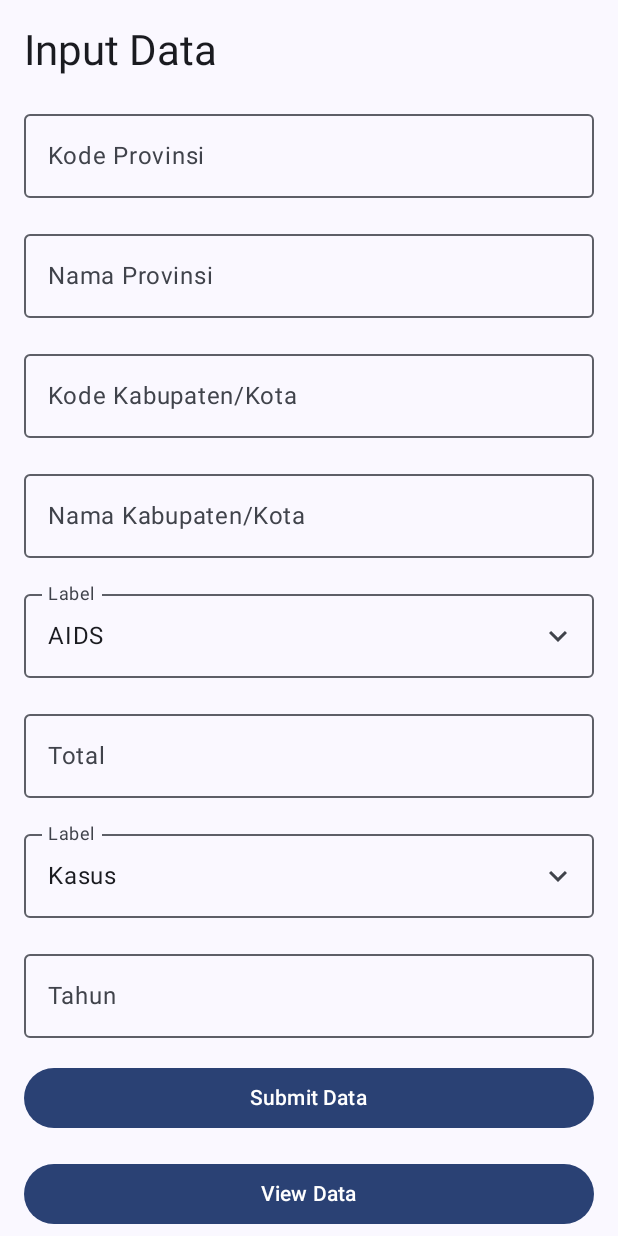
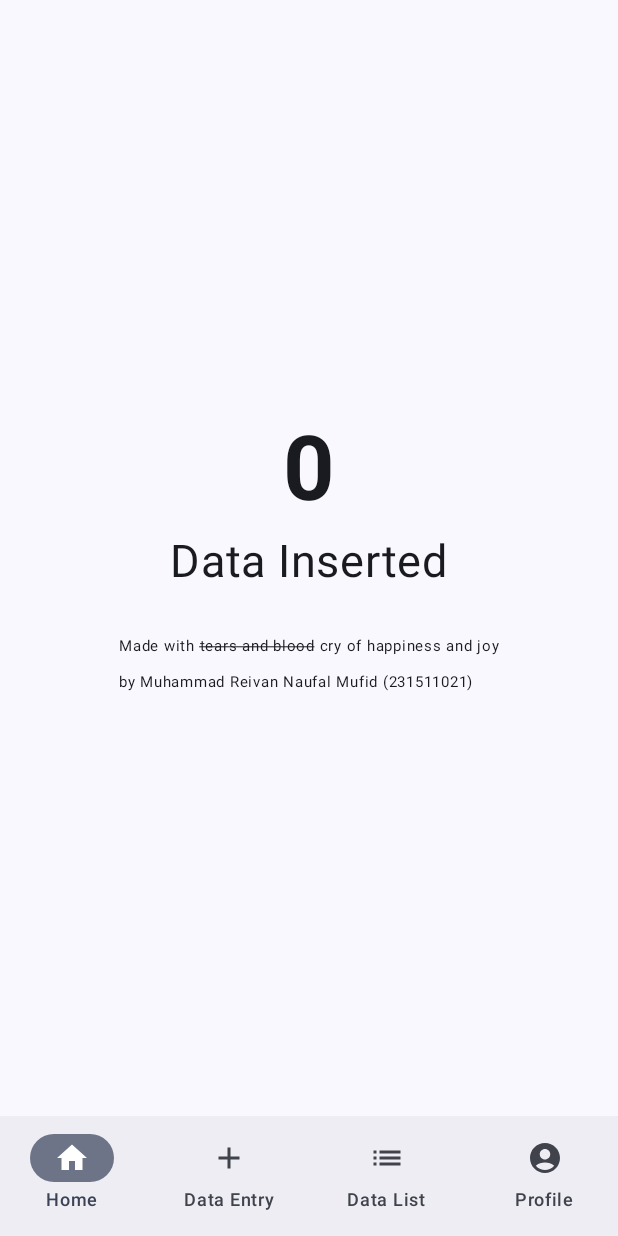
Before and after one commit to ReivnNaufl/Proyek-4-Assignment-Muhammad-Reivan, an Android app built with Jetpack Compose: the screen it shows after launch (MainActivity), on a phone screen of 412 x 824 dp. Run offline under Robolectric (Android 15) with nearby library versions, the light colour scheme and no system bars; our stand-ins replace Room's generated code, livedata-compose.

Commit message:
Final commit for 2nd week

```diff
--- a/app/build.gradle
+++ b/app/build.gradle
@@ -49,6 +49,10 @@ dependencies {
     implementation libs.material3
     implementation libs.ui.tooling.preview
     implementation libs.androidx.runtime.livedata
+    implementation libs.androidx.foundation.layout
+    implementation libs.androidx.foundation.layout
+    implementation libs.androidx.foundation.layout
+    implementation libs.androidx.foundation.layout
     debugImplementation libs.ui.tooling
 
     // Navigation Compose
--- /dev/null
+++ b/app/src/main/java/com/example/p4w1/App.kt
@@ -0,0 +1,144 @@
+package com.example.p4w1
+
+import android.content.Context
+import android.content.Intent
+import androidx.compose.foundation.layout.padding
+import androidx.compose.material.icons.Icons
+import androidx.compose.material.icons.filled.AccountCircle
+import androidx.compose.material.icons.filled.Add
+import androidx.compose.material.icons.filled.Home
+import androidx.compose.material.icons.filled.List
+import androidx.compose.material.icons.filled.ShoppingCart
+import androidx.compose.material3.Icon
+import androidx.compose.material3.NavigationBar
+import androidx.compose.material3.NavigationBarItem
+import androidx.compose.material3.R
+import androidx.compose.material3.Scaffold
+import androidx.compose.material3.Text
+import androidx.compose.runtime.Composable
+import androidx.compose.runtime.getValue
+import androidx.compose.ui.Modifier
+import androidx.compose.ui.platform.LocalContext
+import androidx.compose.ui.res.stringResource
+import androidx.compose.ui.tooling.preview.Preview
+import androidx.lifecycle.ViewModelProvider
+import androidx.navigation.NavGraph.Companion.findStartDestination
+import androidx.navigation.NavHostController
+import androidx.navigation.NavType
+import androidx.navigation.compose.NavHost
+import androidx.navigation.compose.composable
+import androidx.navigation.compose.currentBackStackEntryAsState
+import androidx.navigation.compose.rememberNavController
+import androidx.navigation.navArgument
+import com.example.p4w1.ui.navigation.*
+import com.example.p4w1.ui.screen.*
+import com.example.p4w1.ui.screen.data_entry.DataEntryScreen
+import com.example.p4w1.ui.screen.data_list.DataListScreen
+import com.example.p4w1.ui.screen.edit.EditScreen
+import com.example.p4w1.ui.screen.home.HomeScreen
+import com.example.p4w1.ui.screen.home.ProfileScreen
+import com.example.p4w1.viewmodel.DataViewModel
+import com.example.p4w1.viewmodel.ProfileViewModel
+
+@Composable
+fun MainApp(
+    modifier: Modifier = Modifier,
+    navController: NavHostController = rememberNavController(),
+    viewModel: DataViewModel,
+    profileViewModel: ProfileViewModel
+) {
+    val navBackStackEntry by navController.currentBackStackEntryAsState()
+    val currentRoute = navBackStackEntry?.destination?.route
+
+    Scaffold(
+        bottomBar = {
+            BottomBar(navController)
+        },
+        modifier = modifier
+    ) { innerPadding ->
+        NavHost(
+            navController = navController,
+            startDestination = Screen.Home.route,
+            modifier = Modifier.padding(innerPadding)
+        ) {
+
+            composable(Screen.DataEntry.route) {
+                DataEntryScreen(navController = navController, viewModel = viewModel)
+            }
+            composable(Screen.DataList.route) {
+                DataListScreen(navController = navController, viewModel = viewModel)
+            }
+            composable(
+                route = "edit/{id}",
+                arguments = listOf(navArgument("id") { type = NavType.IntType })
+            ) { backStackEntry ->
+                val id = backStackEntry.arguments?.getInt("id") ?: 0
+                EditScreen(navController = navController, viewModel = viewModel, dataId = id)
+            }
+            composable(Screen.Home.route){
+                HomeScreen(navController = navController, viewModel = viewModel)
+            }
+            composable(Screen.Profile.route){
+                ProfileScreen(navController = navController, viewModel = profileViewModel, )
+            }
+        }
+    }
+}
+
+
+@Composable
+public fun BottomBar(
+    navController: NavHostController,
+    modifier: Modifier = Modifier
+) {
+    NavigationBar(
+        modifier = modifier,
+    ) {
+        val navBackStackEntry by navController.currentBackStackEntryAsState()
+        val currentRoute = navBackStackEntry?.destination?.route
+        val navigationItems = listOf(
+            NavigationItem(
+                title = "Home",
+                icon = Icons.Default.Home,
+                screen = Screen.Home
+            ),
+            NavigationItem(
+                title = "Data Entry",
+                icon = Icons.Default.Add,
+                screen = Screen.DataEntry
+            ),
+            NavigationItem(
+                title = "Data List",
+                icon = Icons.Default.List,
+                screen = Screen.DataList
+            ),
+            NavigationItem(
+                title = "Profile",
+                icon = Icons.Default.AccountCircle,
+                screen = Screen.Profile
+            )
+        )
+        navigationItems.map { item ->
+            NavigationBarItem(
+                icon = {
+                    Icon(
+                        imageVector = item.icon,
+                        contentDescription = item.title
+                    )
+                },
+                label = { Text(item.title) },
+//                selected = false,
+                selected = currentRoute == item.screen.route,
+                onClick = {
+                    navController.navigate(item.screen.route) {
+                        popUpTo(navController.graph.findStartDestination().id) {
+                            saveState = true
+                        }
+                        restoreState = true
+                        launchSingleTop = true
+                    }
+                }
+            )
+        }
+    }
+}
--- a/app/src/main/java/com/example/p4w1/MainActivity.kt
+++ b/app/src/main/java/com/example/p4w1/MainActivity.kt
@@ -3,20 +3,28 @@ package com.example.p4w1
 import android.os.Bundle
 import androidx.activity.ComponentActivity
 import androidx.activity.compose.setContent
+import androidx.activity.viewModels
+import androidx.compose.material3.Scaffold
+import androidx.lifecycle.ViewModelProvider
 import androidx.lifecycle.viewmodel.compose.viewModel
+import androidx.navigation.NavController
+import androidx.navigation.compose.rememberNavController
 import com.example.p4w1.ui.navigation.AppNavHost
 import com.example.p4w1.ui.theme.P4W1Theme
 import com.example.p4w1.viewmodel.DataViewModel
+import com.example.p4w1.viewmodel.ProfileViewModel
 
 class MainActivity : ComponentActivity() {
+    private val viewModel: DataViewModel by viewModels()
+    private val profileViewModel: ProfileViewModel by viewModels()
+
     override fun onCreate(savedInstanceState: Bundle?) {
         super.onCreate(savedInstanceState)
         setContent {
             P4W1Theme {
-                // Inisialisasi ViewModel
-                val dataViewModel: DataViewModel = viewModel()
-                // Menampilkan Navigation Host
-                AppNavHost(viewModel = dataViewModel)
+                MainApp(viewModel = viewModel,
+                    profileViewModel = profileViewModel
+                )
             }
         }
     }
--- a/app/src/main/java/com/example/p4w1/data/AppDatabase.kt
+++ b/app/src/main/java/com/example/p4w1/data/AppDatabase.kt
@@ -5,7 +5,7 @@ import androidx.room.Database
 import androidx.room.Room
 import androidx.room.RoomDatabase
 
-@Database(entities = [DataEntity::class], version = 1, exportSchema = false)
+@Database(entities = [DataEntity::class, DataProfile::class], version = 2, exportSchema = false)
 abstract class AppDatabase : RoomDatabase() {
     abstract fun dataDao(): DataDao
     abstract fun profileDao(): ProfileDao
@@ -20,7 +20,8 @@ abstract class AppDatabase : RoomDatabase() {
                     context.applicationContext,
                     AppDatabase::class.java,
                     "app_database"
-                ).build()
+                ).fallbackToDestructiveMigration()
+                .build()
                 INSTANCE = instance
                 instance
             }
--- a/app/src/main/java/com/example/p4w1/data/DataDao.kt
+++ b/app/src/main/java/com/example/p4w1/data/DataDao.kt
@@ -20,4 +20,7 @@ interface DataDao {
 
     @Delete
     suspend fun delete(data: DataEntity)
+
+    @Query("SELECT COUNT(*) FROM data_table")
+    suspend fun getRowCount(): Int
 }
--- a/app/src/main/java/com/example/p4w1/data/DataProfile.kt
+++ b/app/src/main/java/com/example/p4w1/data/DataProfile.kt
@@ -4,10 +4,9 @@ import androidx.room.Entity
 import androidx.room.PrimaryKey
 
 @Entity(tableName = "data_profile")
-class DataProfile (
-    @PrimaryKey(autoGenerate = true)
-    val id: Int = 0,
-    val username: String,
-    val uid: String,
-    val email: String
+data class DataProfile (
+    @PrimaryKey val id: Int = 1,
+    var username: String = "Muhammad Reivan Naufal Mufid",
+    var uid: String = "231511021",
+    var email: String = "muhammad.reivan.tif23@polban.ac.id"
 )
--- a/app/src/main/java/com/example/p4w1/data/ProfileDao.kt
+++ b/app/src/main/java/com/example/p4w1/data/ProfileDao.kt
@@ -20,4 +20,7 @@ interface ProfileDao {
 
     @Delete
     suspend fun delete(data: DataProfile)
+
+    @Query("SELECT * FROM data_profile WHERE id = 1 LIMIT 1")
+    suspend fun getProfile(): DataProfile?
 }
--- a/app/src/main/java/com/example/p4w1/ui/navigation/AppNavHost.kt
+++ b/app/src/main/java/com/example/p4w1/ui/navigation/AppNavHost.kt
@@ -10,8 +10,10 @@ import com.example.p4w1.ui.screen.data_entry.DataEntryScreen
 import com.example.p4w1.ui.screen.data_list.DataListScreen
 import com.example.p4w1.ui.screen.edit.EditScreen
 import com.example.p4w1.viewmodel.DataViewModel
+import com.example.p4w1.viewmodel.ProfileViewModel
+
 @Composable
-fun AppNavHost(viewModel: DataViewModel) {
+fun AppNavHost(viewModel: DataViewModel, viewModelProfile: ProfileViewModel) {
     val navController = rememberNavController()
 
     NavHost(navController = navController, startDestination = "form") {
--- a/app/src/main/java/com/example/p4w1/ui/navigation/Screen.kt
+++ b/app/src/main/java/com/example/p4w1/ui/navigation/Screen.kt
@@ -2,9 +2,8 @@ package com.example.p4w1.ui.navigation
 
 sealed class Screen(val route: String) {
     object Home : Screen("home")
-    object Cart : Screen("cart")
+    object DataEntry : Screen("data_entry")
+    object DataList : Screen("data_list")
     object Profile : Screen("profile")
-    object DetailReward : Screen("home/{rewardId}") {
-        fun createRoute(rewardId: Long) = "home/$rewardId"
-    }
+    object EditData : Screen("edit")
 }
--- a/app/src/main/java/com/example/p4w1/ui/screen/data_entry/DataEntryScreen.kt
+++ b/app/src/main/java/com/example/p4w1/ui/screen/data_entry/DataEntryScreen.kt
@@ -30,6 +30,7 @@ import androidx.navigation.NavHostController
 import com.example.p4w1.viewmodel.DataViewModel
 import com.example.p4w1.data.JenisPenyakit
 import com.example.p4w1.data.Satuan
+import com.example.p4w1.ui.navigation.Screen
 
 @OptIn(ExperimentalMaterial3Api::class)
 @Composable
@@ -189,21 +190,11 @@ fun DataEntryScreen(navController: NavHostController, viewModel: DataViewModel)
                                 "Data berhasil ditambahkan!",
                                 Toast.LENGTH_SHORT
                             ).show()
-                            // Navigasi ke tampilan daftar data
-                            navController.navigate("list")
                         },
                         modifier = Modifier.fillMaxWidth()
                     ) {
                         Text("Submit Data")
                     }
-                    Button(
-                        onClick = {
-                            navController.navigate("list")
-                        },
-                        modifier = Modifier.fillMaxWidth()
-                    ) {
-                        Text("View Data")
-                    }
                 }
             }
         }
--- /dev/null
+++ b/app/src/main/java/com/example/p4w1/ui/screen/home/HomeScreen.kt
@@ -0,0 +1,70 @@
+package com.example.p4w1.ui.screen.home
+
+import androidx.compose.foundation.layout.Arrangement
+import androidx.compose.foundation.layout.Box
+import androidx.compose.foundation.layout.Column
+import androidx.compose.foundation.layout.Spacer
+import androidx.compose.foundation.layout.fillMaxSize
+import androidx.compose.foundation.layout.height
+import androidx.compose.material3.Text
+import androidx.compose.runtime.Composable
+import androidx.compose.runtime.LaunchedEffect
+import androidx.compose.runtime.getValue
+import androidx.compose.runtime.livedata.observeAsState
+import androidx.compose.runtime.mutableStateOf
+import androidx.compose.runtime.remember
+import androidx.compose.ui.unit.sp
+import androidx.navigation.NavHostController
+import com.example.p4w1.viewmodel.DataViewModel
+import androidx.compose.ui.Alignment
+import androidx.compose.ui.Modifier
+import androidx.compose.ui.text.SpanStyle
+import androidx.compose.ui.text.buildAnnotatedString
+import androidx.compose.ui.unit.dp
+import androidx.compose.ui.text.font.FontWeight
+import androidx.compose.ui.text.style.TextDecoration
+import androidx.compose.ui.text.withStyle
+import androidx.compose.ui.tooling.preview.Preview
+
+@Composable
+fun HomeScreen(navController: NavHostController, viewModel: DataViewModel){
+    val rowCount by viewModel.rowCount.observeAsState(0)
+
+    LaunchedEffect(Unit) {  // Fetch data when Composable launches
+        viewModel.fetchRowCount()
+    }
+
+    Box(
+        contentAlignment = Alignment.Center,
+        modifier = Modifier.fillMaxSize()
+
+    ) {
+        Column(
+            horizontalAlignment = Alignment.CenterHorizontally,
+            verticalArrangement = Arrangement.Center
+        ) {
+            Text(
+                text = rowCount.toString(),
+                fontSize = 60.sp,
+                fontWeight = FontWeight.Bold
+            )
+            Spacer(modifier = Modifier.height(8.dp))
+            Text(
+                text = "Data Inserted",
+                fontSize = 30.sp,
+                fontWeight = FontWeight.Normal
+            )
+            Spacer(modifier = Modifier.height(26.dp))
+            Text(
+                text = buildAnnotatedString {
+                    append("Made with ")
+                    withStyle(style = SpanStyle(textDecoration = TextDecoration.LineThrough)) {
+                        append("tears and blood")
+                    }
+                    append(" cry of happiness and joy\nby Muhammad Reivan Naufal Mufid (231511021)")
+                },
+                fontSize = 10.sp
+            )
+        }
+    }
+}
--- a/app/src/main/java/com/example/p4w1/viewmodel/DataViewModel.kt
+++ b/app/src/main/java/com/example/p4w1/viewmodel/DataViewModel.kt
@@ -3,6 +3,7 @@ package com.example.p4w1.viewmodel
 import android.app.Application
 import androidx.lifecycle.AndroidViewModel
 import androidx.lifecycle.LiveData
+import androidx.lifecycle.MutableLiveData
 import androidx.lifecycle.viewModelScope
 import com.example.p4w1.data.AppDatabase
 import com.example.p4w1.data.DataEntity
@@ -15,6 +16,9 @@ import com.example.p4w1.data.JenisPenyakit
 class DataViewModel(application: Application) : AndroidViewModel(application) {
     private val dao = AppDatabase.getDatabase(application).dataDao()
     val dataList: LiveData<List<DataEntity>> = dao.getAll()
+
+    private val _rowCount = MutableLiveData(0)
+    val rowCount: LiveData<Int> = _rowCount
 
     fun insertData(
         kodeProvinsi: String,
@@ -61,4 +65,10 @@ class DataViewModel(application: Application) : AndroidViewModel(application) {
             dao.delete(data)
         }
     }
+
+    fun fetchRowCount() {
+        viewModelScope.launch {
+            _rowCount.value = dao.getRowCount()
+        }
+    }
 }
--- a/app/src/main/java/com/example/p4w1/viewmodel/ProfileViewModel.kt
+++ b/app/src/main/java/com/example/p4w1/viewmodel/ProfileViewModel.kt
@@ -7,12 +7,30 @@ import androidx.lifecycle.viewModelScope
 import com.example.p4w1.data.AppDatabase
 import com.example.p4w1.data.DataProfile
 import kotlinx.coroutines.Dispatchers
+import kotlinx.coroutines.flow.MutableStateFlow
+import kotlinx.coroutines.flow.StateFlow
 import kotlinx.coroutines.launch
 import kotlinx.coroutines.withContext
 
 class ProfileViewModel(application: Application) : AndroidViewModel(application) {
     private val dao = AppDatabase.getDatabase(application).profileDao()
     val dataList: LiveData<List<DataProfile>> = dao.getAll()
+
+    var profile: DataProfile? = null
+
+    private val _profileStateFlow = MutableStateFlow<DataProfile?>(null)
+    val profileStateFlow: StateFlow<DataProfile?> = _profileStateFlow
+
+    init {
+        viewModelScope.launch {
+            _profileStateFlow.value = dao.getProfile() ?: DataProfile()
+        }
+    }
+
+    init {
+        loadProfile()
+    }
+
 
     fun insertData(
         username: String,
@@ -33,6 +51,7 @@ class ProfileViewModel(application: Application) : AndroidViewModel(application)
     fun updateData(data: DataProfile) {
         viewModelScope.launch {
             dao.update(data)
+            _profileStateFlow.value = data // Update state to trigger recomposition
         }
     }
 
@@ -47,4 +66,18 @@ class ProfileViewModel(application: Application) : AndroidViewModel(application)
             dao.delete(data)
         }
     }
+
+    private fun loadProfile() {
+        viewModelScope.launch {
+            val existingProfile = dao.getProfile()
+            if (existingProfile == null) {
+                // If no profile exists, insert default profile
+                val defaultProfile = DataProfile()
+                dao.insert(defaultProfile)
+                _profileStateFlow.value = defaultProfile
+            } else {
+                _profileStateFlow.value = existingProfile
+            }
+        }
+    }
 }
--- a/gradle/libs.versions.toml
+++ b/gradle/libs.versions.toml
@@ -19,6 +19,7 @@ uiTooling = "1.4.3"
 uiToolingPreview = "1.7.7"
 runtimeLivedata = "1.7.7"
 material3Android = "1.3.1"
+foundationLayout = "1.4.1"
 
 [libraries]
 androidx-core-ktx = { group = "androidx.core", name = "core-ktx", version.ref = "coreKtx" }
@@ -43,6 +44,7 @@ androidx-room-compiler = { module = "androidx.room:room-compiler", version.ref =
 androidx-room-ktx = { module = "androidx.room:room-ktx", version.ref = "roomRuntime" }
 androidx-room-runtime = { module = "androidx.room:room-runtime", version.ref = "roomRuntime" }
 androidx-activity-compose-v172 = { module = "androidx.activity:activity-compose", version.ref = "activityComposeVersion" }
+androidx-foundation-layout = { group = "androidx.compose.foundation", name = "foundation-layout", version.ref = "foundationLayout" }
 
 [plugins]
 android-application = { id = "com.android.application", version.ref = "agp" }
```
Also changed, not shown: app/src/main/java/com/example/p4w1/ui/screen/profile/ProfileScreen.kt (added, +162 -0 lines).
